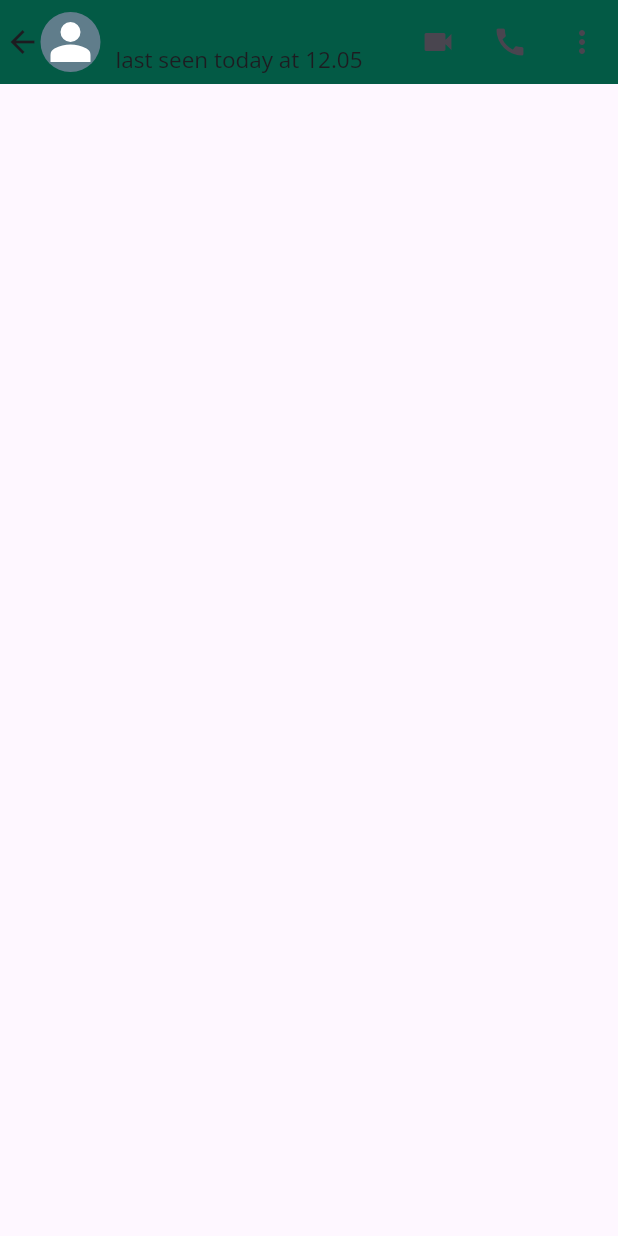
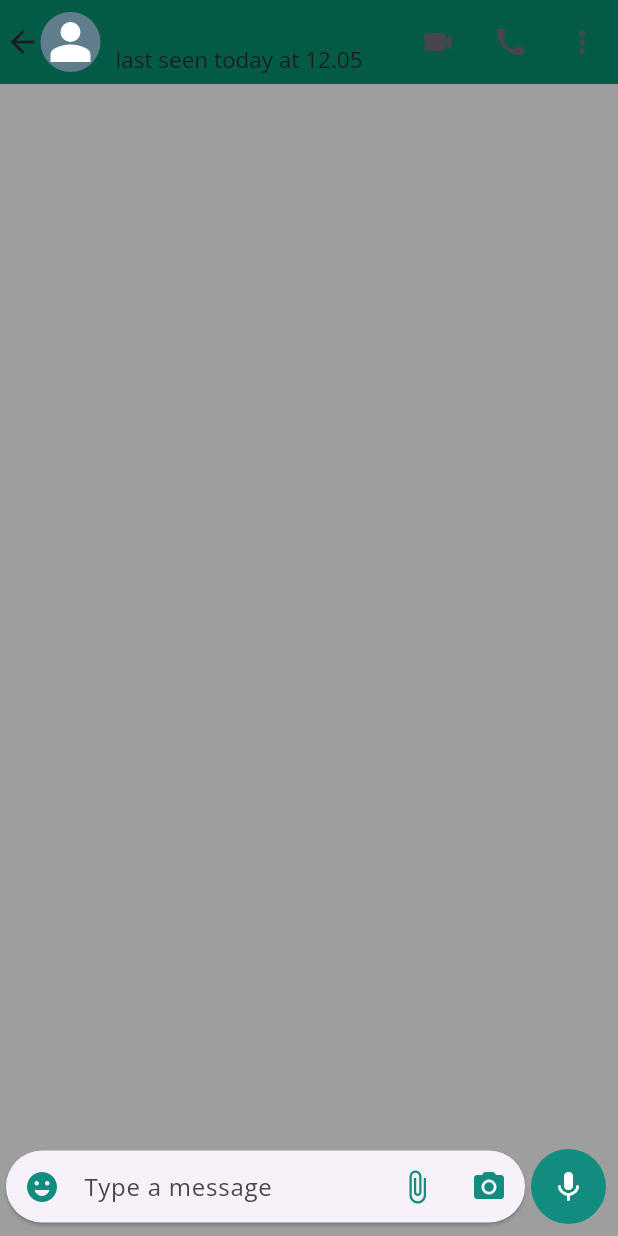
Before and after one commit to IsuraViranga/ChatApp, a Flutter app: the IndividualPage screen opened directly with empty values, on a phone screen of 412 x 824 dp. Run offline on Flutter 3.47's test engine with Material 3 defaults, Android fonts, the phone set to English and light mode, and no system bars; our stand-ins replace flutter_svg.

Commit message:
individual page text form designed as look like whatsappp

```diff
--- a/lib/Screens/individualPage.dart
+++ b/lib/Screens/individualPage.dart
@@ -94,6 +94,65 @@ class _IndividualPageState extends State<IndividualPage> {
                 }),
           ],
         ),
+        body:Container(
+          color: Colors.grey,
+          width:MediaQuery.of(context).size.width,
+          height: MediaQuery.of(context).size.height,
+          child: Stack(
+            children: [
+              ListView(),
+              Align(
+                alignment:Alignment.bottomCenter,
+                child: Row(
+                  children: [
+                    Container(
+                        width:MediaQuery.of(context).size.width -60,
+                        child: Card(
+                          margin: EdgeInsets.only(left: 4,right: 2,bottom: 8),
+                            shape: RoundedRectangleBorder(
+                              borderRadius: BorderRadius.circular(25)
+                            ),
+                            child: TextFormField(
+                              textAlignVertical: TextAlignVertical.center,
+                              keyboardType: TextInputType.multiline,
+                              maxLines: 5,
+                              minLines: 1,
+                              decoration: InputDecoration(
+                                border: InputBorder.none,
+                                contentPadding: EdgeInsets.all(5),
+                                hintText: "Type a message",
+                                prefixIcon: IconButton(
+                                  icon: Icon(Icons.emoji_emotions,color: Color(0xFF128C7E)),
+                                  onPressed: (){},
+                                ),
+                                suffixIcon:Row(
+                                  mainAxisSize: MainAxisSize.min,
+                                  children: [
+                                    IconButton(onPressed: (){}, icon:Icon(Icons.attach_file,color: Color(0xFF128C7E),)),
+                                    IconButton(onPressed: (){}, icon:Icon(Icons.camera_alt,color: Color(0xFF128C7E))),
+                                  ],
+                                )
+                              ),
+                            )
+                        )
+                    ),
+                    Padding(
+                      padding: const EdgeInsets.only(bottom: 8.0,left: 2,right: 5),
+                      child: CircleAvatar(
+                        backgroundColor: Color(0xFF128C7E),
+                        radius: 25,
+                        child:IconButton(
+                          icon: Icon(Icons.mic,color: Colors.white,),
+                          onPressed: (){},
+                        ),
+                      ),
+                    )
+                  ],
+                ),
+              )
+            ],
+          ),
+        ),
     );
   }
 }
```
